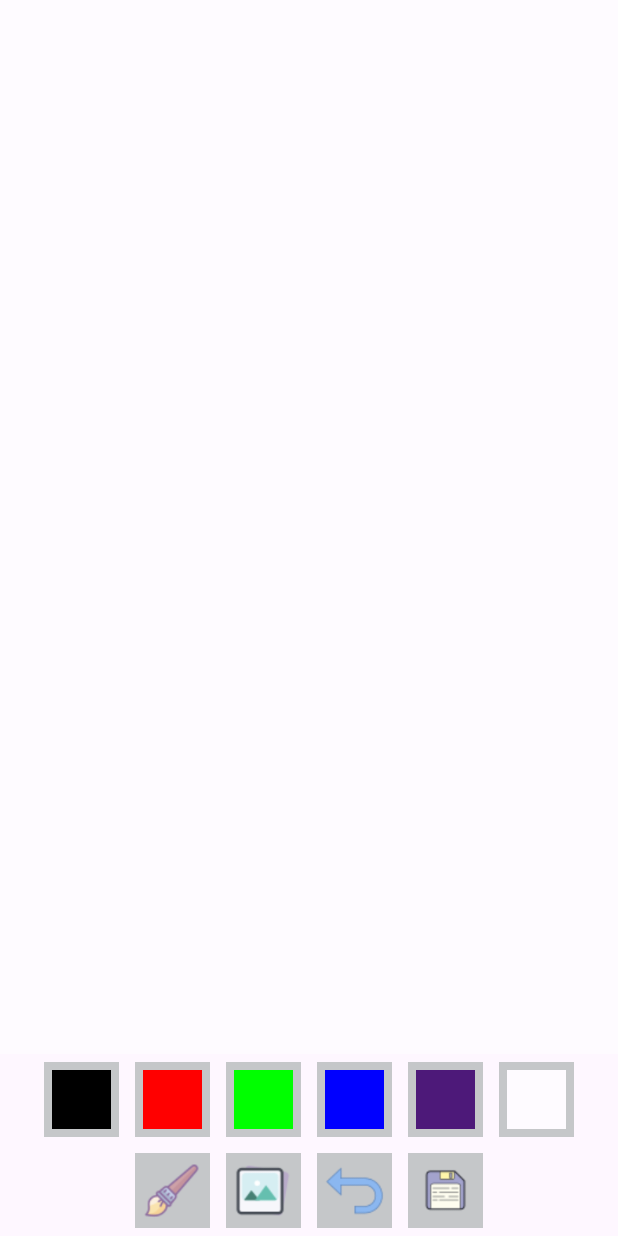
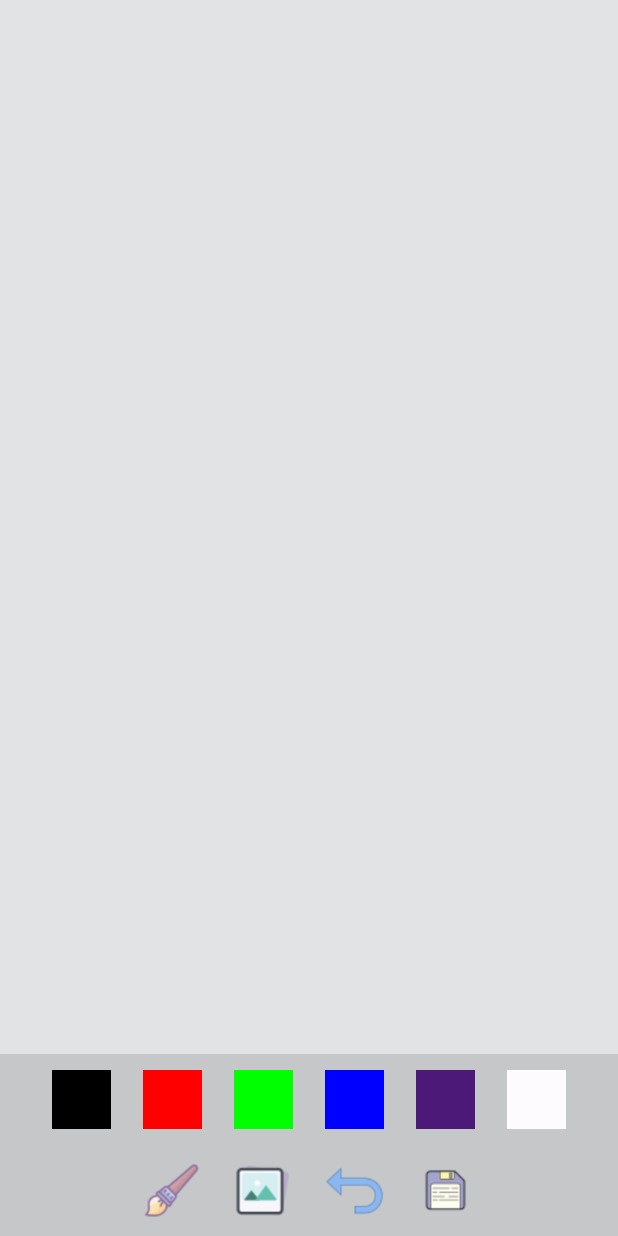
Before and after one commit to aime-byiringiro/Paint, an Android app: the screen it shows after launch (MainActivity), on a phone screen of 412 x 824 dp. Run offline under Robolectric (Android 15) with nearby library versions, the phone set to English and light mode, and no system bars.

Commit message:
changed the background color

```diff
--- a/app/src/main/java/edu/tcu/aimebyiringiro/paint/MainActivity.kt
+++ b/app/src/main/java/edu/tcu/aimebyiringiro/paint/MainActivity.kt
@@ -42,7 +42,6 @@ class MainActivity : AppCompatActivity() {
         }
         val pickImageLauncher = registerForActivityResult(ActivityResultContracts.GetContent()) { uri ->
             uri?.let {
-                // Set the selected image as the background using Glide
                 Glide.with(this).load(it).into(findViewById<ImageView>(R.id.background_iv))
             } ?: run {
                 Toast.makeText(this, "No image selected", Toast.LENGTH_SHORT).show()
--- a/app/src/main/res/layout/activity_main.xml
+++ b/app/src/main/res/layout/activity_main.xml
@@ -3,6 +3,7 @@
     android:id="@+id/main"
     android:layout_width="match_parent"
     android:layout_height="match_parent"
+    android:background="@color/light_gray"
     xmlns:android="http://schemas.android.com/apk/res/android"
     xmlns:app="http://schemas.android.com/apk/res-auto">
 
```
